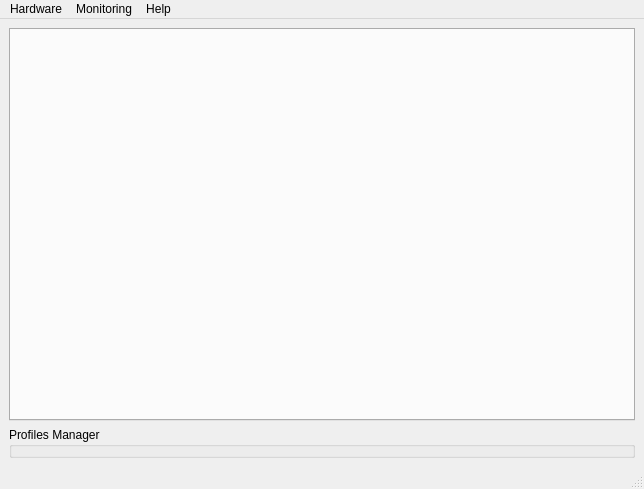
Above: res/MainWindow.ui from Ultrawipf/OpenFFBoard-configurator before the change. Below: the same form after it.
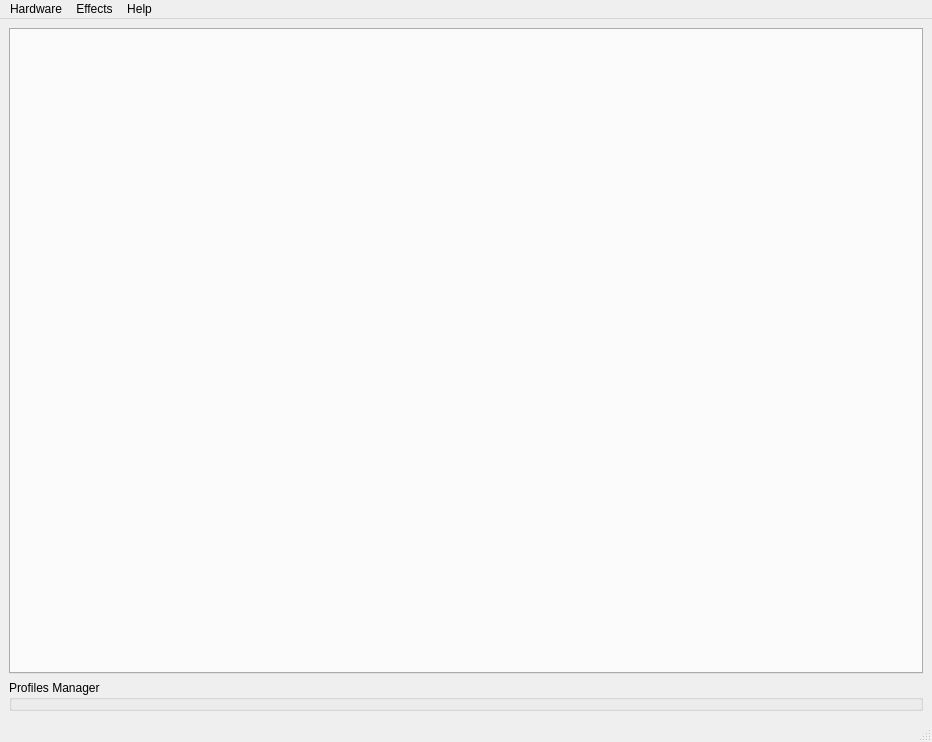
That is the form after the change.

The edit to the form file:
```diff
--- a/res/MainWindow.ui
+++ b/res/MainWindow.ui
@@ -6,8 +6,8 @@
    <rect>
     <x>0</x>
     <y>0</y>
-    <width>644</width>
-    <height>489</height>
+    <width>932</width>
+    <height>742</height>
    </rect>
   </property>
   <property name="windowTitle">
@@ -63,7 +63,7 @@
     <rect>
      <x>0</x>
      <y>0</y>
-     <width>644</width>
+     <width>932</width>
      <height>21</height>
     </rect>
    </property>
@@ -99,7 +99,7 @@
    </widget>
    <widget class="QMenu" name="menuMonitoring">
     <property name="title">
-     <string>Monitoring</string>
+     <string>Effects</string>
     </property>
     <addaction name="actionEffectsMonitor"/>
     <addaction name="actionEffects_forces"/>
```
Left out of the diff: 9 changed lines with no effect on the pictures.
